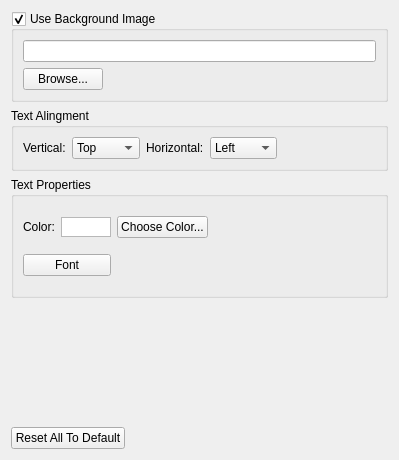
Qt form src/announcementsettingwidget.ui (SoftProjector/src) before a commit.
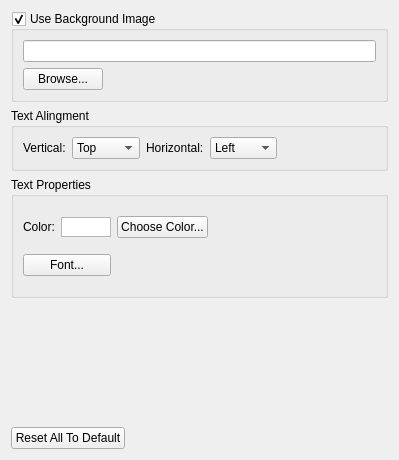
The same form after that commit.

```diff
--- a/src/announcementsettingwidget.ui
+++ b/src/announcementsettingwidget.ui
@@ -179,7 +179,7 @@
       <item row="1" column="0" colspan="2">
        <widget class="QPushButton" name="button_font">
         <property name="text">
-         <string>Font</string>
+         <string>Font...</string>
         </property>
        </widget>
       </item>
```
